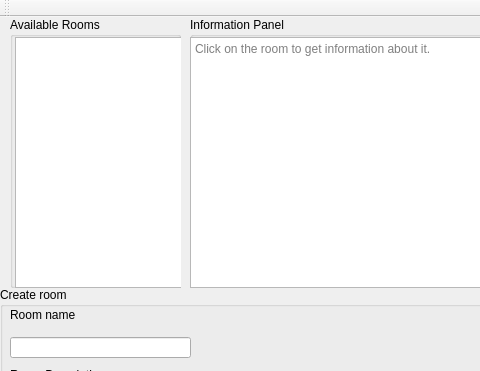
Old version of the form mainwindow.ui in the repository vivekvpandya/RoomManager; both pictures show x 0 to 480 and y 0 to 371 of the 668 by 465 pixel window.
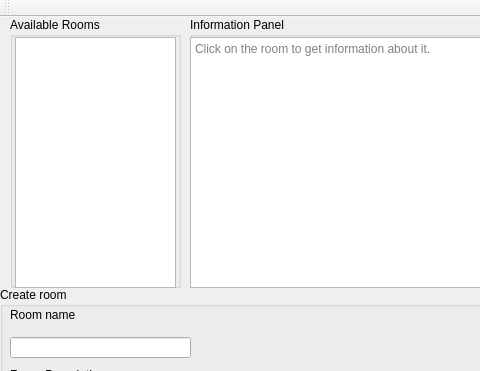
New version of the form.

The edit to the form file:
```diff
--- a/mainwindow.ui
+++ b/mainwindow.ui
@@ -103,7 +103,7 @@
       <rect>
        <x>5</x>
        <y>20</y>
-       <width>181</width>
+       <width>161</width>
        <height>251</height>
       </rect>
      </property>
```
